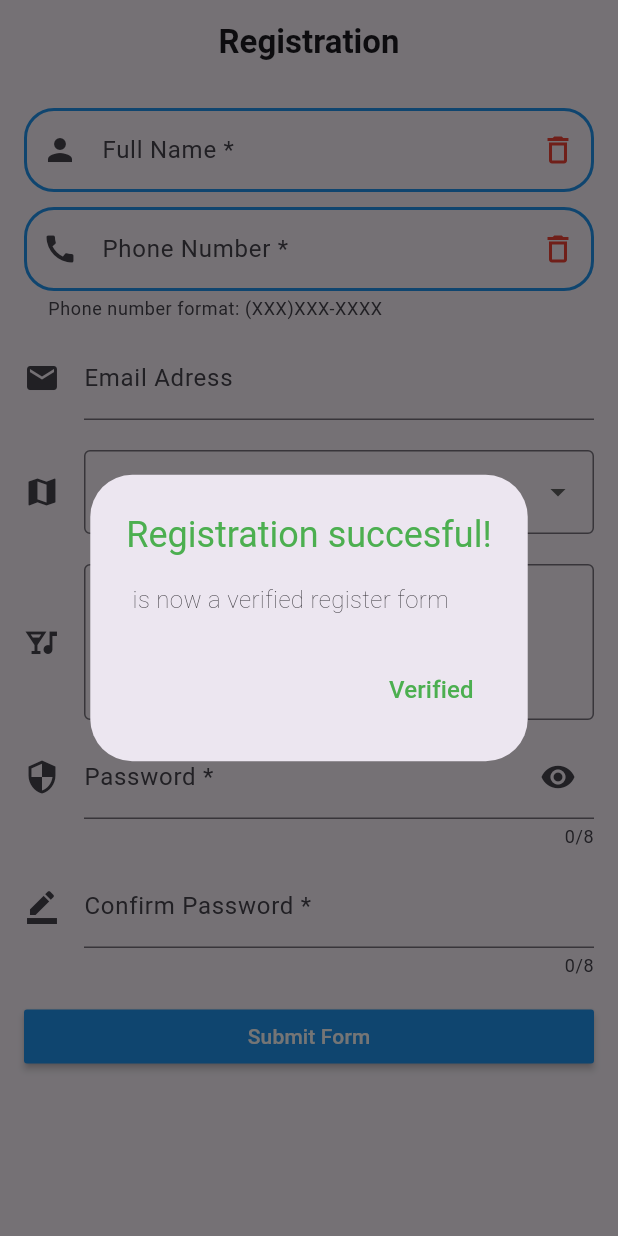
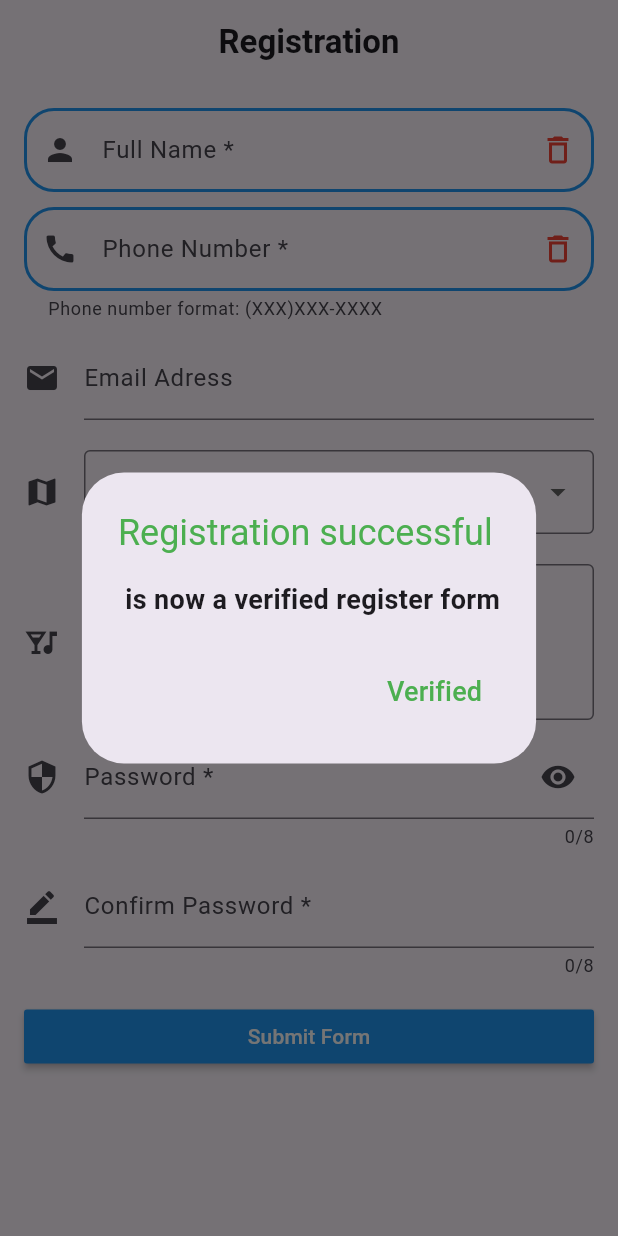
Before and after one commit to kitokot111/leva_suda_zahodi, a Flutter app: the screen it shows after launch, after a tap on "Submit Form", on a phone screen of 412 x 824 dp. Run offline on Flutter 3.47's test engine with Material 3 defaults, Android fonts, the phone set to English and light mode, and no system bars.

```diff
--- a/lib/main.dart
+++ b/lib/main.dart
@@ -269,22 +269,22 @@ Confirm password ${_confirmPassController.text}
    ''');
   }
 
-  void _showDialog({String? name}) {
+  void _showDialog({required String name}) {
     showDialog(
       context: context,
       builder: (context) {
         return AlertDialog(
           title: const Text(
-              'Registration succesful!',
+            'Registration successful',
             style: TextStyle(
               color: Colors.green,
             ),
           ),
           content: Text(
             '$name is now a verified register form',
-              style: TextStyle(
-                fontWeight: FontWeight.w200,
-                fontSize: 16,
+            style: const TextStyle(
+              fontWeight: FontWeight.w700,
+              fontSize: 18.0,
             ),
           ),
           actions: [
@@ -304,13 +304,13 @@ Confirm password ${_confirmPassController.text}
                 'Verified',
                 style: TextStyle(
                   color: Colors.green,
-                    fontSize: 16,
+                  fontSize: 18.0,
                 ),
               ),
             ),
           ],
         );
-        }
+      },
     );
   }
 }
```
Lines whose indentation alone changed are shown as unchanged.
